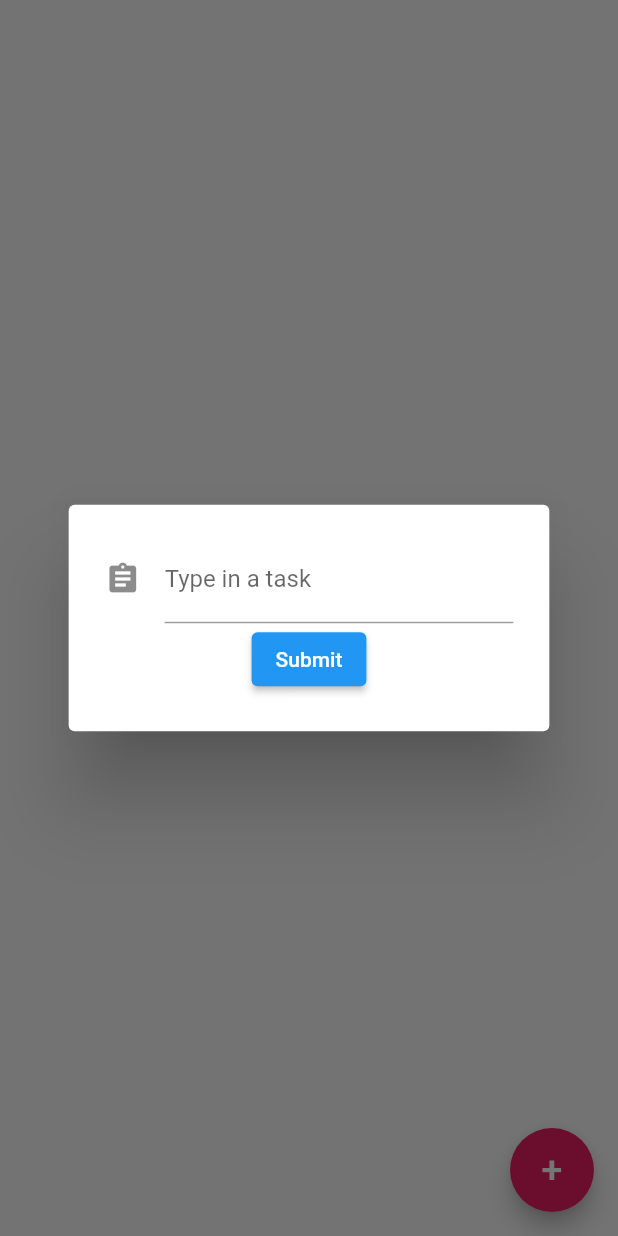
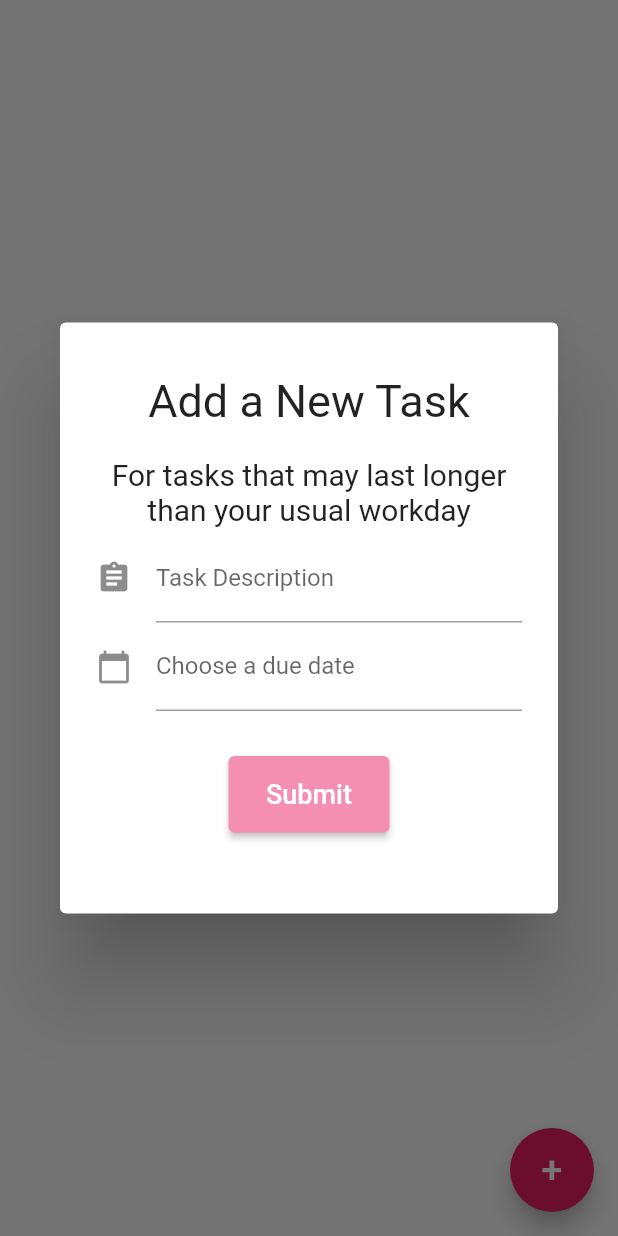
Before and after one commit to samderanova/tempus, a Flutter app: the Tasks screen opened directly, after a tap on an icon or button, on a phone screen of 412 x 824 dp. Run offline on Flutter 3.47's test engine with Material 2 defaults, Android fonts, the phone set to English and light mode, and no system bars; our stand-ins replace sqflite, table_calendar; accounts and stored records are empty; network calls fail.

Commit message:
added calendar input

```diff
--- a/lib/form.dart
+++ b/lib/form.dart
@@ -16,6 +16,7 @@ class CustomFormState extends State<CustomForm> {
   final _formKey = GlobalKey<FormState>();
 
   TextEditingController taskController = TextEditingController();
+  TextEditingController dateController = TextEditingController();
 
   @override
   void dispose() {
@@ -23,10 +24,12 @@ class CustomFormState extends State<CustomForm> {
     super.dispose();
   }
 
-  void addTask(String taskDescription) async {
+  void addTask(String taskDescription, DateTime deadline) async {
+    String deadlineStr = deadline.toString();
     await widget.database.transaction((txn) async {
+      String today = DateTime.now().toString();
       await txn.rawInsert(
-          "INSERT INTO Tasks(description) VALUES(\'$taskDescription\')");
+          "INSERT INTO Tasks(description) VALUES('$taskDescription', '$today', '$deadlineStr')");
     });
   }
 
@@ -38,12 +41,29 @@ class CustomFormState extends State<CustomForm> {
         key: _formKey,
         child: Column(
           children: [
+            Padding(
+              padding: EdgeInsets.all(15),
+              child: Text(
+                "Add a New Task",
+                style: TextStyle(fontSize: 30),
+              ),
+            ),
+            Padding(
+              padding: EdgeInsets.all(5),
+              child: Text(
+                "For tasks that may last longer than your usual workday",
+                style: TextStyle(
+                  fontSize: 20,
+                ),
+                textAlign: TextAlign.center,
+              ),
+            ),
             TextFormField(
               controller: taskController,
               decoration: const InputDecoration(
                   icon: Icon(Icons.assignment),
                   hintText: 'What would you like to do today?',
-                  labelText: "Type in a task"),
+                  labelText: "Task Description"),
               validator: (value) {
                 if (value == null || value.isEmpty) {
                   return 'Please fill in this field!';
@@ -51,16 +71,40 @@ class CustomFormState extends State<CustomForm> {
                 return null;
               },
             ),
-            ElevatedButton(
+            TextFormField(
+              controller: dateController,
+              decoration: const InputDecoration(
+                icon: Icon(Icons.calendar_today),
+                labelText: "Choose a due date",
+              ),
+              onTap: () {
+                FocusScope.of(context).requestFocus(new FocusNode());
+                showDatePicker(
+                    context: context,
+                    initialDate: DateTime.now(),
+                    firstDate: DateTime.now(),
+                    lastDate: DateTime(2050));
+              },
+            ),
+            Padding(
+              padding: EdgeInsets.all(30),
+              child: ElevatedButton(
+                style: ButtonStyle(
+                  backgroundColor: MaterialStateProperty.all(Colors.pink[200]),
+                  padding: MaterialStateProperty.all(
+                    EdgeInsets.fromLTRB(25, 15, 25, 15),
+                  ),
+                ),
                 onPressed: () {
                   if (_formKey.currentState.validate()) {
-                  addTask(taskController.text);
+                    // addTask(taskController.text);
                     ScaffoldMessenger.of(context)
                         .showSnackBar(SnackBar(content: Text('Added task!')));
                   }
                   Navigator.pop(context);
                 },
-              child: Text('Submit'),
+                child: Text('Submit', style: TextStyle(fontSize: 18)),
+              ),
             ),
           ],
         ),
--- a/lib/tasks.dart
+++ b/lib/tasks.dart
@@ -19,7 +19,7 @@ class _TasksState extends State<Tasks> {
     database = await openDatabase(path, version: 1,
         onCreate: (Database db, int version) async {
       await db.execute(
-          'CREATE TABLE Tasks (id INTEGER PRIMARY KEY, description TEXT)');
+          'CREATE TABLE Tasks (id INTEGER PRIMARY KEY, description TEXT, startdate TEXT, enddate TEXT)');
     });
     return refreshData();
   }
```
Lines whose indentation alone changed are shown as unchanged.
